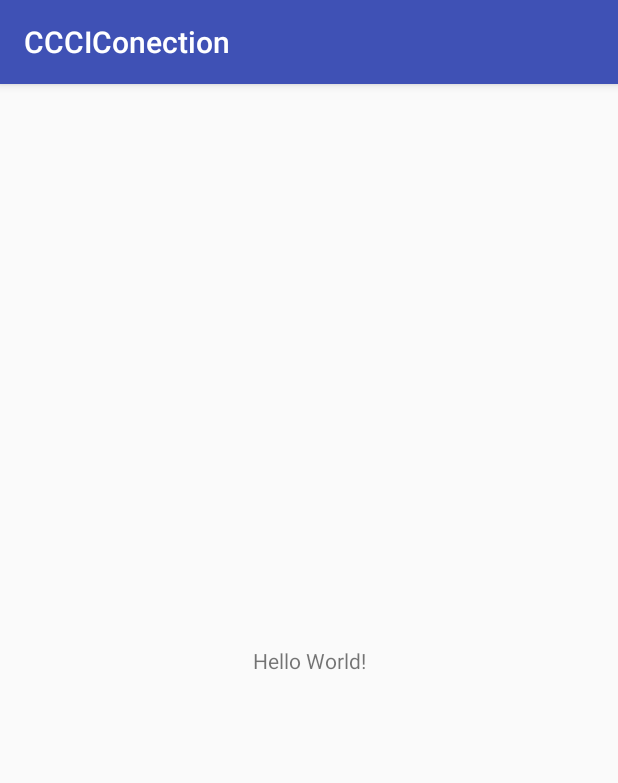
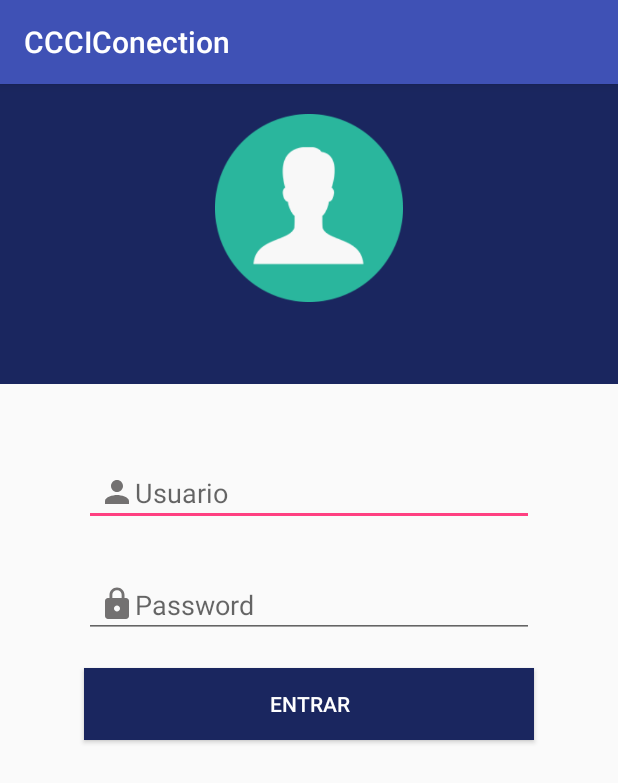
Before and after one commit to cesarer491/ProyectoAndroidConection, an Android app: the screen it shows after launch (LoginActivity), on a phone screen of 412 x 824 dp. Shown: the top 783 px of the screen. Run offline under Robolectric (Android 15) with nearby library versions, the phone set to English and light mode, and no system bars.

Commit message:
Login inicio
Creacion del diseño del layout de inicio de la App

```diff
--- a/app/build.gradle
+++ b/app/build.gradle
@@ -25,6 +25,7 @@ dependencies {
         exclude group: 'com.android.support', module: 'support-annotations'
     })
     compile 'com.android.support:appcompat-v7:25.3.1'
+    compile 'com.android.support:design:25.3.1'
     compile 'com.android.support.constraint:constraint-layout:1.0.2'
     testCompile 'junit:junit:4.12'
 }
--- /dev/null
+++ b/app/src/main/res/drawable/ic_https_black.xml
@@ -0,0 +1,9 @@
+<vector xmlns:android="http://schemas.android.com/apk/res/android"
+        android:width="24dp"
+        android:height="24dp"
+        android:viewportWidth="24.0"
+        android:viewportHeight="24.0">
+    <path
+        android:fillColor="#737171"
+        android:pathData="M18,8h-1L17,6c0,-2.76 -2.24,-5 -5,-5S7,3.24 7,6v2L6,8c-1.1,0 -2,0.9 -2,2v10c0,1.1 0.9,2 2,2h12c1.1,0 2,-0.9 2,-2L20,10c0,-1.1 -0.9,-2 -2,-2zM12,17c-1.1,0 -2,-0.9 -2,-2s0.9,-2 2,-2 2,0.9 2,2 -0.9,2 -2,2zM15.1,8L8.9,8L8.9,6c0,-1.71 1.39,-3.1 3.1,-3.1 1.71,0 3.1,1.39 3.1,3.1v2z"/>
+</vector>
--- /dev/null
+++ b/app/src/main/res/drawable/ic_person_black.xml
@@ -0,0 +1,9 @@
+<vector xmlns:android="http://schemas.android.com/apk/res/android"
+        android:width="24dp"
+        android:height="24dp"
+        android:viewportWidth="24.0"
+        android:viewportHeight="24.0">
+    <path
+        android:fillColor="#737171"
+        android:pathData="M12,12c2.21,0 4,-1.79 4,-4s-1.79,-4 -4,-4 -4,1.79 -4,4 1.79,4 4,4zM12,14c-2.67,0 -8,1.34 -8,4v2h16v-2c0,-2.66 -5.33,-4 -8,-4z"/>
+</vector>
--- a/app/src/main/res/layout/activity_login.xml
+++ b/app/src/main/res/layout/activity_login.xml
@@ -1,18 +1,75 @@
-<?xml version="1.0" encoding="utf-8"?>
-<android.support.constraint.ConstraintLayout xmlns:android="http://schemas.android.com/apk/res/android"
+<RelativeLayout
+    xmlns:android="http://schemas.android.com/apk/res/android"
     xmlns:app="http://schemas.android.com/apk/res-auto"
     xmlns:tools="http://schemas.android.com/tools"
     android:layout_width="match_parent"
     android:layout_height="match_parent"
     tools:context="com.cesar491.cesar.ccciconection.LoginActivity">
+    <!--android:orientation="vertical"
+    android:background="#5fb0c9"-->
 
-    <TextView
-        android:layout_width="wrap_content"
-        android:layout_height="wrap_content"
-        android:text="Hello World!"
-        app:layout_constraintBottom_toBottomOf="parent"
-        app:layout_constraintLeft_toLeftOf="parent"
-        app:layout_constraintRight_toRightOf="parent"
-        app:layout_constraintTop_toTopOf="parent" />
+    <LinearLayout
+        android:layout_width="match_parent"
+        android:layout_height="match_parent"
+        android:orientation="vertical">
 
-</android.support.constraint.ConstraintLayout>
+        <LinearLayout
+            android:layout_width="match_parent"
+            android:layout_height="200dp"
+            android:background="@color/colorsecong"
+            android:orientation="vertical">
+
+            <ImageView
+                android:layout_width="125dp"
+                android:layout_height="125dp"
+                android:src="@drawable/icon_user"
+                android:layout_gravity="center"
+                android:layout_marginTop="20dp"/>
+
+        </LinearLayout>
+
+        <LinearLayout
+            android:layout_width="match_parent"
+            android:layout_height="match_parent"
+            android:orientation="vertical">
+
+            <EditText
+                android:id="@+id/edit_user"
+                android:layout_width="300dp"
+                android:layout_height="wrap_content"
+                android:layout_gravity="center"
+                android:hint="@string/User"
+                android:padding="10dp"
+                android:layout_marginTop="50dp"
+                android:drawableLeft="@drawable/ic_person_black"
+                />
+
+            <EditText
+                android:id="@+id/edit_pass"
+                android:layout_width="300dp"
+                android:layout_height="wrap_content"
+                android:layout_gravity="center"
+                android:hint="@string/password"
+                android:padding="10dp"
+                android:layout_marginTop="30dp"
+                android:drawableLeft="@drawable/ic_https_black"
+
+                />
+
+            <Button
+                android:layout_width="300dp"
+                android:layout_height="wrap_content"
+                android:text="@string/entrar"
+                android:textColor="#fff"
+                android:background="@color/colorsecong"
+                android:layout_marginTop="20dp"
+                android:layout_gravity="center"/>
+
+        </LinearLayout>
+
+
+    </LinearLayout>
+
+
+
+</RelativeLayout>
--- a/app/src/main/res/values/colors.xml
+++ b/app/src/main/res/values/colors.xml
@@ -3,4 +3,6 @@
     <color name="colorPrimary">#3F51B5</color>
     <color name="colorPrimaryDark">#303F9F</color>
     <color name="colorAccent">#FF4081</color>
+    <color name="colorsecong">#fd19255e</color>
+    <color name="white">#fff</color>
 </resources>
--- a/app/src/main/res/values/strings.xml
+++ b/app/src/main/res/values/strings.xml
@@ -1,3 +1,7 @@
 <resources>
     <string name="app_name">CCCIConection</string>
+    <string name="login">Login</string>
+    <string name="User">Usuario</string>
+    <string name="password">Password</string>
+    <string name="entrar">Entrar</string>
 </resources>
```
Also changed, not shown: app/src/main/res/drawable/icon_user.png (added).
